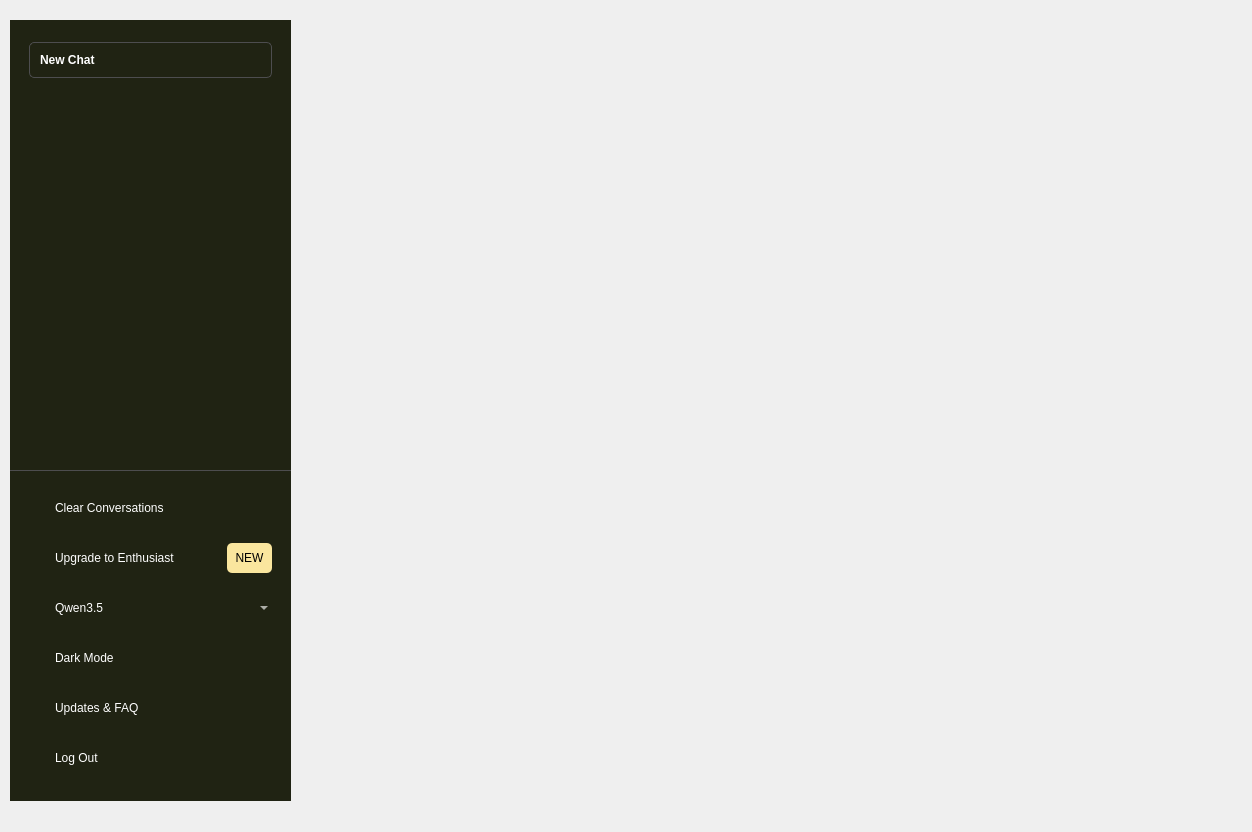
devQue365/ResearchPie, file widget_ui/main.ui: the form before one commit.
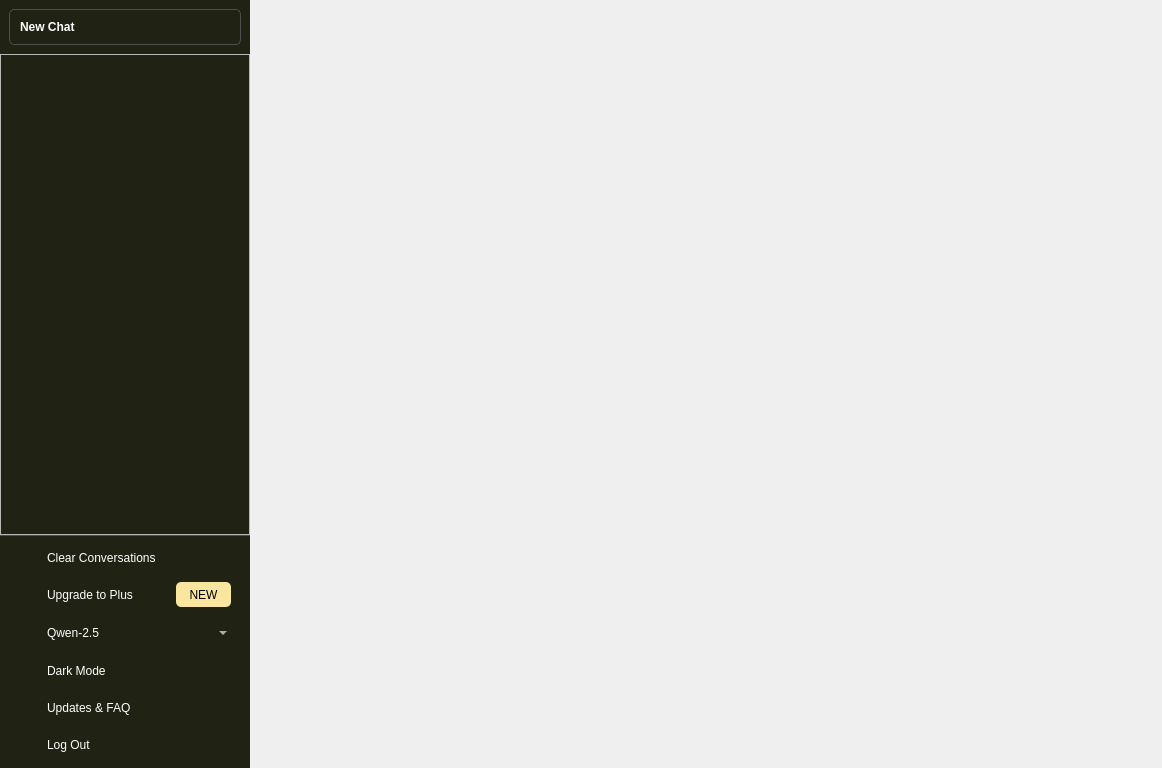
The form after the commit. Icons and pictures are not drawn.

Commit message: Completely changes the sidebar mechanics - fitting according to window stretch

Diff of the .ui file:
```diff
--- a/widget_ui/main.ui
+++ b/widget_ui/main.ui
@@ -6,117 +6,126 @@
    <rect>
     <x>0</x>
     <y>0</y>
-    <width>1252</width>
-    <height>832</height>
+    <width>1162</width>
+    <height>768</height>
    </rect>
   </property>
   <property name="windowTitle">
    <string>MainWindow</string>
   </property>
   <property name="styleSheet">
-   <string notr="true">#side_widget QPushButton{
+   <string notr="true">#side_widget QPushButton {
 	text-align: left;
 	background: transparent;
 }
-
+#menu_frame{
+	border-top: 0.5px solid #4d4d4f;
+}
 #menu_frame QPushButton{
 	color: #fff;
-	padding: 10px;
 	border: none;
+	padding: 10px;
 	border-radius: 5px;
 	background: none;
 }
-
-#menu_frame
-{
-	border-top: 0.5px solid #4d4d4f;
-}
-
 #menu_frame QFrame{
 	border-radius: 5px;
+	/* border: none; */
 }
-
 #new_chat_btn{
 	border: 1px solid #4d4d4f;
-	padding: 10px;
-	border-radius: 5px;
 	color: #fff;
+	border-radius: 5px;
+	padding: 10px;
 }
-
 #side_widget,
-#chat_list
-{
+#chat_list{
 	background: #202313;
+}
+#chat_list{
 	border: none;
 }
-
 #chat_list::item{
 	color: #fff;
 	padding: 10px;
 	border-radius: 5px;
 	margin-top: 5px;
 }
-
 #side_widget QPushButton:hover,
 #chat_list::item:hover,
 #user_frame:hover,
-#menu_frame QFrame:hover
-{
+#menu_frame QFrame:hover{
 	background: #2a2b32;
 }
 
-#chat_list_frame, #new_chat_frame
-{
-	border: none;
-}
-
-#new_label
-{
+#new_label{
 	padding: 5px;
 	border-radius: 6px;
-background: #fae69e;
+	background: #fae69e;
 }
 
 #comboBox{
+	border: none;
 	background: transparent;
-	border: none;
 	color: #fff;
-	padding: 0px 10px;
+	padding: 10px;
+}
+/* Additional borders */
+#new_chat_frame{
+	border: none;
 }</string>
   </property>
   <widget class="QWidget" name="centralwidget">
+   <layout class="QHBoxLayout" name="horizontalLayout_7">
+    <property name="spacing">
+     <number>0</number>
+    </property>
+    <property name="leftMargin">
+     <number>0</number>
+    </property>
+    <property name="topMargin">
+     <number>0</number>
+    </property>
+    <property name="rightMargin">
+     <number>0</number>
+    </property>
+    <property name="bottomMargin">
+     <number>0</number>
+    </property>
+    <item>
    <widget class="QWidget" name="side_widget" native="true">
-    <property name="geometry">
-     <rect>
-      <x>10</x>
-      <y>20</y>
-      <width>281</width>
-      <height>781</height>
-     </rect>
-    </property>
     <property name="maximumSize">
      <size>
-      <width>450</width>
+        <width>250</width>
       <height>16777215</height>
      </size>
     </property>
+      <layout class="QVBoxLayout" name="verticalLayout_2">
+       <property name="spacing">
+        <number>0</number>
+       </property>
+       <property name="leftMargin">
+        <number>0</number>
+       </property>
+       <property name="topMargin">
+        <number>0</number>
+       </property>
+       <property name="rightMargin">
+        <number>0</number>
+       </property>
+       <property name="bottomMargin">
+        <number>0</number>
+       </property>
+       <item>
     <widget class="QFrame" name="new_chat_frame">
-     <property name="geometry">
-      <rect>
-       <x>10</x>
-       <y>10</y>
-       <width>261</width>
-       <height>61</height>
-      </rect>
-     </property>
      <property name="frameShape">
       <enum>QFrame::StyledPanel</enum>
      </property>
      <property name="frameShadow">
       <enum>QFrame::Raised</enum>
      </property>
-     <layout class="QHBoxLayout" name="horizontalLayout_5">
-      <item>
+         <layout class="QGridLayout" name="gridLayout_2">
+          <item row="0" column="0">
        <widget class="QPushButton" name="new_chat_btn">
         <property name="font">
          <font>
@@ -141,56 +150,42 @@
       </item>
      </layout>
     </widget>
+       </item>
+       <item>
     <widget class="QFrame" name="chat_list_frame">
-     <property name="geometry">
-      <rect>
-       <x>10</x>
-       <y>80</y>
-       <width>261</width>
-       <height>361</height>
-      </rect>
-     </property>
      <property name="frameShape">
       <enum>QFrame::StyledPanel</enum>
      </property>
      <property name="frameShadow">
       <enum>QFrame::Raised</enum>
      </property>
-     <widget class="QListView" name="chat_list">
-      <property name="geometry">
-       <rect>
-        <x>10</x>
-        <y>10</y>
-        <width>231</width>
-        <height>341</height>
-       </rect>
-      </property>
-     </widget>
-    </widget>
+         <layout class="QGridLayout" name="gridLayout">
+          <item row="0" column="0">
+           <widget class="QListView" name="chat_list"/>
+          </item>
+         </layout>
+        </widget>
+       </item>
+       <item>
     <widget class="QFrame" name="menu_frame">
-     <property name="geometry">
-      <rect>
-       <x>0</x>
-       <y>450</y>
-       <width>281</width>
-       <height>331</height>
-      </rect>
-     </property>
      <property name="frameShape">
       <enum>QFrame::StyledPanel</enum>
      </property>
      <property name="frameShadow">
       <enum>QFrame::Raised</enum>
      </property>
+         <layout class="QVBoxLayout" name="verticalLayout">
+          <property name="spacing">
+           <number>3</number>
+          </property>
+          <property name="topMargin">
+           <number>5</number>
+          </property>
+          <property name="bottomMargin">
+           <number>5</number>
+          </property>
+          <item>
      <widget class="QFrame" name="frame">
-      <property name="geometry">
-       <rect>
-        <x>10</x>
-        <y>10</y>
-        <width>261</width>
-        <height>57</height>
-       </rect>
-      </property>
       <property name="frameShape">
        <enum>QFrame::StyledPanel</enum>
       </property>
@@ -211,8 +206,8 @@
         <widget class="QLabel" name="label">
          <property name="maximumSize">
           <size>
-           <width>16</width>
-           <height>16</height>
+                 <width>18</width>
+                 <height>18</height>
           </size>
          </property>
          <property name="text">
@@ -235,15 +230,9 @@
        </item>
       </layout>
      </widget>
+          </item>
+          <item>
      <widget class="QFrame" name="frame_2">
-      <property name="geometry">
-       <rect>
-        <x>10</x>
-        <y>60</y>
-        <width>261</width>
-        <height>57</height>
-       </rect>
-      </property>
       <property name="frameShape">
        <enum>QFrame::StyledPanel</enum>
       </property>
@@ -264,8 +253,8 @@
         <widget class="QLabel" name="label_2">
          <property name="maximumSize">
           <size>
-           <width>16</width>
-           <height>16</height>
+                 <width>18</width>
+                 <height>18</height>
           </size>
          </property>
          <property name="text">
@@ -282,7 +271,7 @@
        <item>
         <widget class="QPushButton" name="pushButton_3">
          <property name="text">
-          <string>Upgrade to Enthusiast</string>
+                <string>Upgrade to Plus</string>
          </property>
         </widget>
        </item>
@@ -290,8 +279,8 @@
         <widget class="QLabel" name="new_label">
          <property name="maximumSize">
           <size>
-           <width>45</width>
-           <height>30</height>
+                 <width>55</width>
+                 <height>25</height>
           </size>
          </property>
          <property name="text">
@@ -304,15 +293,9 @@
        </item>
       </layout>
      </widget>
+          </item>
+          <item>
      <widget class="QFrame" name="frame_3">
-      <property name="geometry">
-       <rect>
-        <x>10</x>
-        <y>110</y>
-        <width>261</width>
-        <height>57</height>
-       </rect>
-      </property>
       <property name="frameShape">
        <enum>QFrame::StyledPanel</enum>
       </property>
@@ -333,8 +316,8 @@
         <widget class="QLabel" name="label_3">
          <property name="maximumSize">
           <size>
-           <width>16</width>
-           <height>16</height>
+                 <width>18</width>
+                 <height>18</height>
           </size>
          </property>
          <property name="text">
@@ -353,24 +336,29 @@
          <property name="enabled">
           <bool>false</bool>
          </property>
+               <property name="maximumSize">
+                <size>
+                 <width>16777215</width>
+                 <height>40</height>
+                </size>
+               </property>
          <item>
           <property name="text">
-           <string>Qwen3.5</string>
+                 <string>Qwen-2.5</string>
+                </property>
+               </item>
+               <item>
+                <property name="text">
+                 <string>Llava</string>
           </property>
          </item>
         </widget>
        </item>
       </layout>
      </widget>
+          </item>
+          <item>
      <widget class="QFrame" name="frame_4">
-      <property name="geometry">
-       <rect>
-        <x>10</x>
-        <y>160</y>
-        <width>261</width>
-        <height>57</height>
-       </rect>
-      </property>
       <property name="frameShape">
        <enum>QFrame::StyledPanel</enum>
       </property>
@@ -391,8 +379,8 @@
         <widget class="QLabel" name="label_4">
          <property name="maximumSize">
           <size>
-           <width>16</width>
-           <height>16</height>
+                 <width>18</width>
+                 <height>18</height>
           </size>
          </property>
          <property name="text">
@@ -415,22 +403,16 @@
        </item>
       </layout>
      </widget>
+          </item>
+          <item>
      <widget class="QFrame" name="frame_5">
-      <property name="geometry">
-       <rect>
-        <x>10</x>
-        <y>210</y>
-        <width>261</width>
-        <height>57</height>
-       </rect>
-      </property>
       <property name="frameShape">
        <enum>QFrame::StyledPanel</enum>
       </property>
       <property name="frameShadow">
        <enum>QFrame::Raised</enum>
       </property>
-      <layout class="QHBoxLayout" name="horizontalLayout_6">
+            <layout class="QHBoxLayout" name="horizontalLayout_5">
        <property name="spacing">
         <number>0</number>
        </property>
@@ -444,8 +426,8 @@
         <widget class="QLabel" name="label_5">
          <property name="maximumSize">
           <size>
-           <width>16</width>
-           <height>16</height>
+                 <width>18</width>
+                 <height>18</height>
           </size>
          </property>
          <property name="text">
@@ -468,22 +450,16 @@
        </item>
       </layout>
      </widget>
+          </item>
+          <item>
      <widget class="QFrame" name="frame_6">
-      <property name="geometry">
-       <rect>
-        <x>10</x>
-        <y>260</y>
-        <width>261</width>
-        <height>57</height>
-       </rect>
-      </property>
       <property name="frameShape">
        <enum>QFrame::StyledPanel</enum>
       </property>
       <property name="frameShadow">
        <enum>QFrame::Raised</enum>
       </property>
-      <layout class="QHBoxLayout" name="horizontalLayout_7">
+            <layout class="QHBoxLayout" name="horizontalLayout_6">
        <property name="spacing">
         <number>0</number>
        </property>
@@ -497,8 +473,8 @@
         <widget class="QLabel" name="label_6">
          <property name="maximumSize">
           <size>
-           <width>16</width>
-           <height>16</height>
+                 <width>18</width>
+                 <height>18</height>
           </size>
          </property>
          <property name="text">
@@ -521,18 +497,17 @@
        </item>
       </layout>
      </widget>
-    </widget>
-   </widget>
-   <widget class="QWidget" name="main_widget" native="true">
-    <property name="geometry">
-     <rect>
-      <x>300</x>
-      <y>20</y>
-      <width>1021</width>
-      <height>781</height>
-     </rect>
-    </property>
-   </widget>
+          </item>
+         </layout>
+        </widget>
+       </item>
+      </layout>
+     </widget>
+    </item>
+    <item>
+     <widget class="QWidget" name="main_widget" native="true"/>
+    </item>
+   </layout>
   </widget>
   <widget class="QMenuBar" name="menubar">
    <property name="geometry">
```
Left out of the diff: 6 changed lines with no effect on the pictures. Lines whose indentation alone changed are shown as unchanged.
